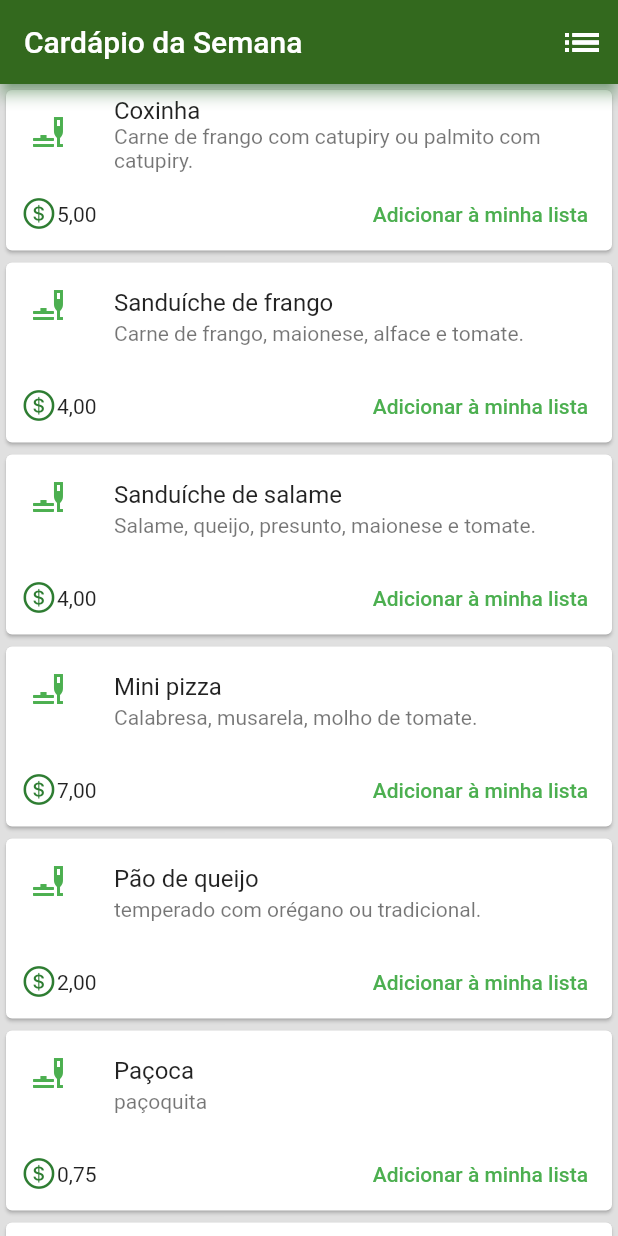
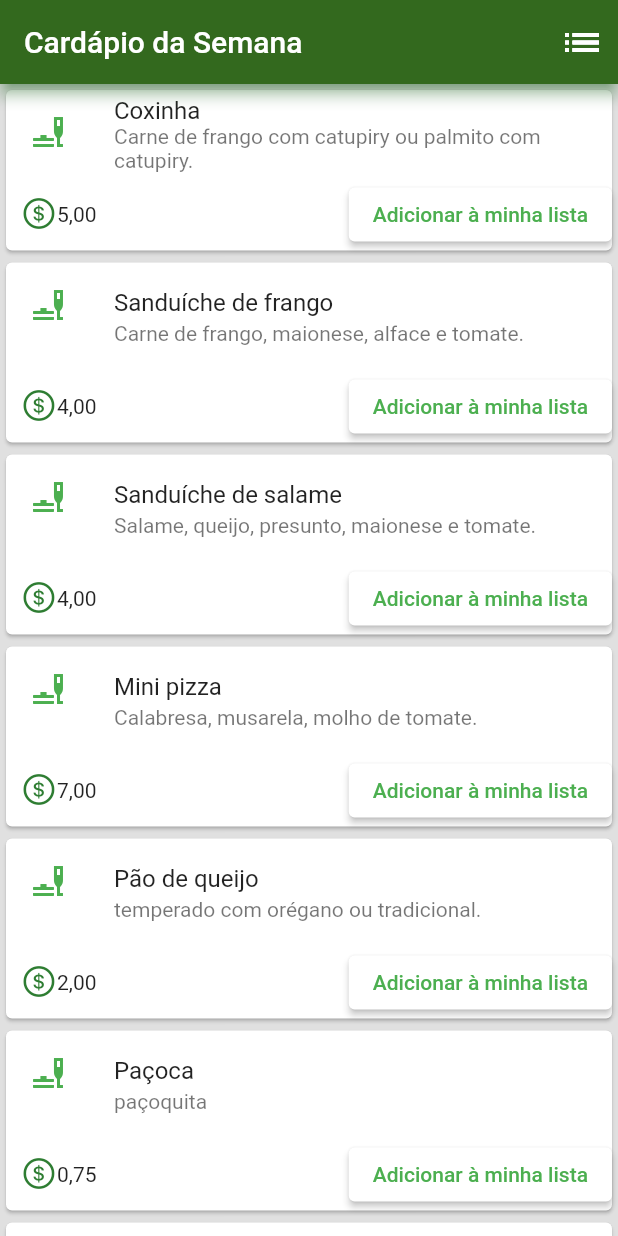
Before and after one commit to Nataliaartini/prog_I, a Flutter app: the screen it shows after launch, after a tap on "Adicionar à minha lista", on a phone screen of 412 x 824 dp. Run offline on Flutter 3.47's test engine with Material 2 defaults, Android fonts, the phone set to English and light mode, and no system bars.

Commit message:
arruma botão adicionar a lista

```diff
--- a/app/menu/lib/main.dart
+++ b/app/menu/lib/main.dart
@@ -77,11 +77,14 @@ class ItensMenu extends StatelessWidget {
 
   ItensMenu(this.alimento, this.descricao, this.preco);
 
+  get onPressed => null;
+
   @override
   Widget build(BuildContext context) {
     return
       Card(
-        child: Column(
+        child:
+        Column(
         mainAxisSize: MainAxisSize.min,
         children: <Widget>[
          ListTile(
@@ -103,15 +106,18 @@ class ItensMenu extends StatelessWidget {
               child: Text(preco, textAlign: TextAlign.left),
             ),
             const SizedBox(width: 8),
-            TextButton(
-              child: const Text('Adicionar à minha lista',
-                style: TextStyle(color: Colors.green),
-              ),
-              onPressed: () {
+            ElevatedButton(
+                onPressed:(){
+                  var adicionados = [];
+                  adicionados.add("$alimento");
+                  print("adicionou $alimento na lista");
                 },
+                child: Text('Adicionar à minha lista'),
+              style: ElevatedButton.styleFrom(
+                primary: Colors.white,
+                onPrimary: Colors.green,
             ),
-            const SizedBox(width: 8),
-          ],
+            )],
         ),
       ],
     ),
@@ -156,20 +162,21 @@ class AdicionaLista extends StatelessWidget {
 }
 
 
-
 ///botao de adicionar na lista
 class MinhaLista extends StatefulWidget {
 //  const MinhaLista ({Key? key}) : super (key: key);
 
   @override
   _MinhaLista createState()=> _MinhaLista();
+}
 
-}
 
 class _MinhaLista extends State<MinhaLista> {
 
   @override
   Widget build(BuildContext context) {
-    throw UnimplementedError();
+    return Scaffold(
+      body:
+      Text("teste"));
   }
 }
```
